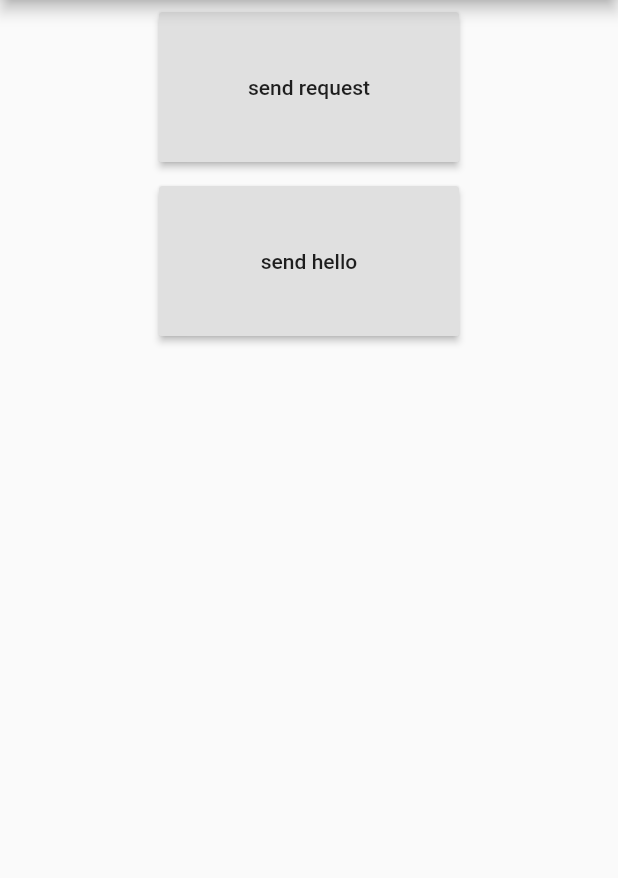
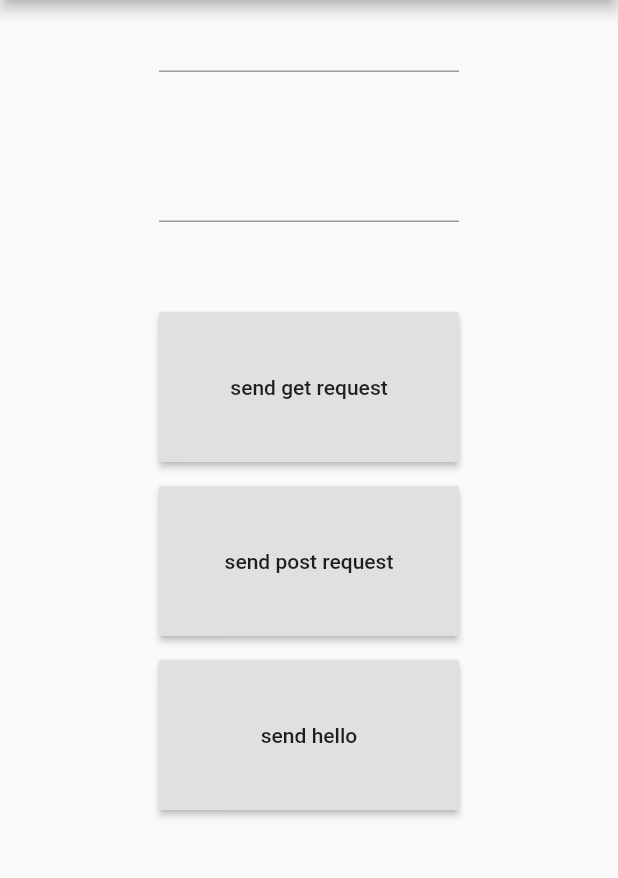
Before and after one commit to Arvind0005/flutter_nodejs, a Flutter app: the screen it shows after launch, on a phone screen of 412 x 824 dp, the part 84-962 px from its top. Run offline on Flutter 3.47's test engine with Material 2 defaults, Android fonts, the phone set to English and light mode, and no system bars.

Commit message:
sending and reciving data from mongdb using nodejs and flutter

```diff
--- a/lib/main.dart
+++ b/lib/main.dart
@@ -1,7 +1,7 @@
 import 'dart:io';
 
 import 'package:flutter/material.dart';
-import 'package:http/http.dart';
+import 'package:http/http.dart' as http;
 
 void main() {
   runApp(MyApp());
@@ -31,13 +31,41 @@ class HomePage extends StatefulWidget {
 }
 
 class _HomePageState extends State<HomePage> {
+  GlobalKey<FormState> formkey = GlobalKey();
   String serverresponse;
+  TextEditingController usernamecontroller = TextEditingController();
+  TextEditingController passwordcontroller = TextEditingController();
+  String username, password;
   @override
   Widget build(BuildContext context) {
-    return Scaffold(
+    return Form(
+      key: formkey,
+      child: Scaffold(
         appBar: AppBar(title: Text("nodejs testing")),
         body: Column(
           children: [
+            Container(
+                height: 100,
+                width: 200,
+                child: TextFormField(
+                  controller: usernamecontroller,
+                  onChanged: (val) {
+                    setState(() {
+                      username = val;
+                    });
+                  },
+                )),
+            Container(
+                height: 100,
+                width: 200,
+                child: TextFormField(
+                  controller: passwordcontroller,
+                  onChanged: (val) {
+                    setState(() {
+                      password = val;
+                    });
+                  },
+                )),
             Padding(
               padding: const EdgeInsets.all(8.0),
               child: Center(
@@ -46,15 +74,46 @@ class _HomePageState extends State<HomePage> {
                     width: 200,
                     child: RaisedButton(
                       onPressed: () async {
+                        print("$username,$password");
                         final uri = Uri.parse(localhost());
-                      Response response = await get(uri);
+                        http.Response response = await http.get(uri);
+                        setState(() {
+                          print("sending request");
+                          serverresponse = response.body.toString();
+                          print(serverresponse);
+                        });
+                        var client = http.Client();
+                        final url = Uri.parse(localhost());
+                        http.Response responses = await http.post(url, body: {
+                          'username': username,
+                          'password': password,
+                        });
+                      },
+                      child: Text("send get request"),
+                    )),
+              ),
+            ),
+            Padding(
+              padding: const EdgeInsets.all(8.0),
+              child: Center(
+                child: Container(
+                    height: 100,
+                    width: 200,
+                    child: RaisedButton(
+                      onPressed: () async {
+                        var client = http.Client();
+                        final url = Uri.parse("${localhost()}/create");
+                        http.Response response = await client.post(url, body: {
+                          'name': username,
+                          'password': password,
+                        });
                         setState(() {
                           print("sending request");
                           serverresponse = response.body.toString();
                           print(serverresponse);
                         });
                       },
-                    child: Text("send request"),
+                      child: Text("send post request"),
                     )),
               ),
             ),
@@ -67,7 +126,7 @@ class _HomePageState extends State<HomePage> {
                     child: RaisedButton(
                       onPressed: () async {
                         final uri = Uri.parse("${localhost()}/hello");
-                      Response response = await get(uri);
+                        http.Response response = await http.get(uri);
                         setState(() {
                           print("sending request");
                           serverresponse = response.body.toString();
@@ -80,6 +139,7 @@ class _HomePageState extends State<HomePage> {
             ),
           ],
         ),
+      ),
     );
   }
 }
--- a/package.json
+++ b/package.json
@@ -13,6 +13,7 @@
   "author": "Arvind S",
   "license": "ISC",
   "dependencies": {
+    "body-parser": "^1.19.0",
     "express": "^4.17.1",
     "mongoose": "^5.13.7",
     "nodemon": "^2.0.12"
```
Also changed, not shown: 1 other file. Lines whose indentation alone changed are shown as unchanged.
